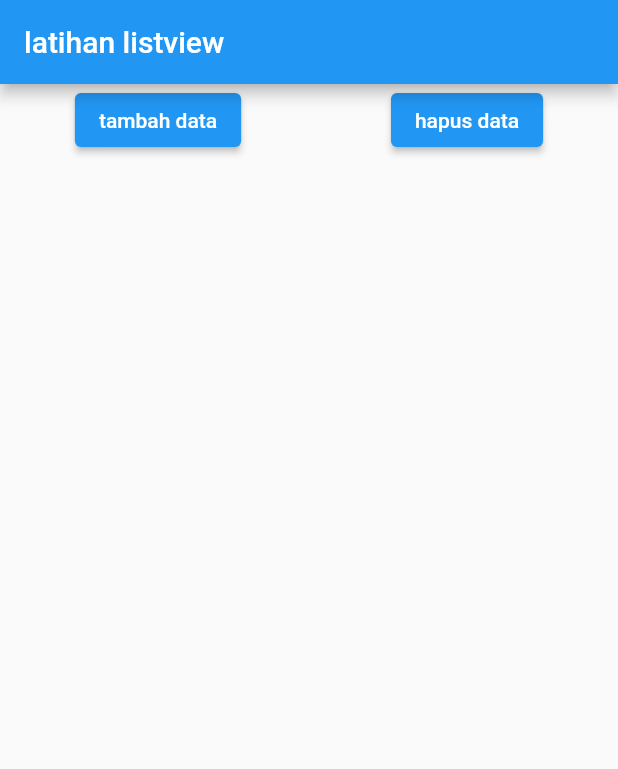
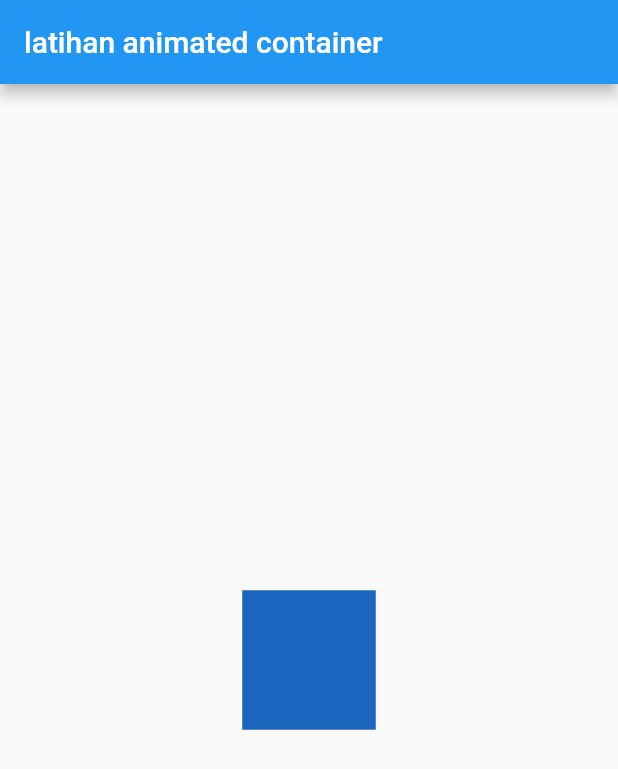
Before and after one commit to ikhsan15/my-flutter, a Flutter app: the screen it shows after launch, on a phone screen of 412 x 824 dp. Shown: the top 769 px of the screen. Run offline on Flutter 3.47's test engine with Material 2 defaults, Android fonts, the phone set to English and light mode, and no system bars.

Commit message:
animated container

```diff
--- a/flutterku/lib/main.dart
+++ b/flutterku/lib/main.dart
@@ -1,4 +1,6 @@
 // ignore_for_file: prefer_const_literals_to_create_immutables
+
+import 'dart:math';
 
 import 'package:flutter/material.dart';
 
@@ -14,19 +16,7 @@
 }
 
 class _MyAppState extends State<MyApp> {
-  // new widget
-  List<Widget> widgets = [];
-  int counter = 1;
-
-  // // new constructor
-  // _MyAppState() {
-  //   for (int i = 0; i < 20; i++) {
-  //     widgets.add(Text(
-  //       "data ke " + i.toString(),
-  //       style: const TextStyle(fontSize: 40),
-  //     ));
-  //   }
-  // }
+  Random random = Random();
 
   @override
   Widget build(BuildContext context) {
@@ -34,38 +24,26 @@
       debugShowCheckedModeBanner: false,
       home: Scaffold(
         appBar: AppBar(
-          title: const Text("latihan listview"),
+          title: Text("latihan animated container"),
         ),
-        body: ListView(children: [
-          Row(
-            mainAxisAlignment: MainAxisAlignment.spaceAround,
-            children: [
-              ElevatedButton(
-                  onPressed: () {
-                    setState(() {
-                      widgets.add(Text(
-                        "data ke " + counter.toString(),
-                        style: const TextStyle(fontSize: 40),
-                      ));
-                      counter++;
-                    });
-                  },
-                  child: const Text("tambah data")),
-              ElevatedButton(
-                  onPressed: () {
-                    setState(() {
-                      widgets.removeLast();
-                      counter--;
-                    });
-                  },
-                  child: const Text("hapus data")),
-            ],
+        body: Center(
+          child: GestureDetector(
+            onTap: () {
+              setState(() {});
+            },
+            child: AnimatedContainer(
+              color: Color.fromARGB(
+                255,
+                random.nextInt(256),
+                random.nextInt(256),
+                random.nextInt(256),
+              ),
+              duration: Duration(seconds: 1),
+              width: 50.0 + random.nextInt(101),
+              height: 50.0 + random.nextInt(101),
+            ),
           ),
-          Column(
-            crossAxisAlignment: CrossAxisAlignment.start,
-            children: widgets,
-          )
-        ]),
+        ),
       ),
     );
   }
```
